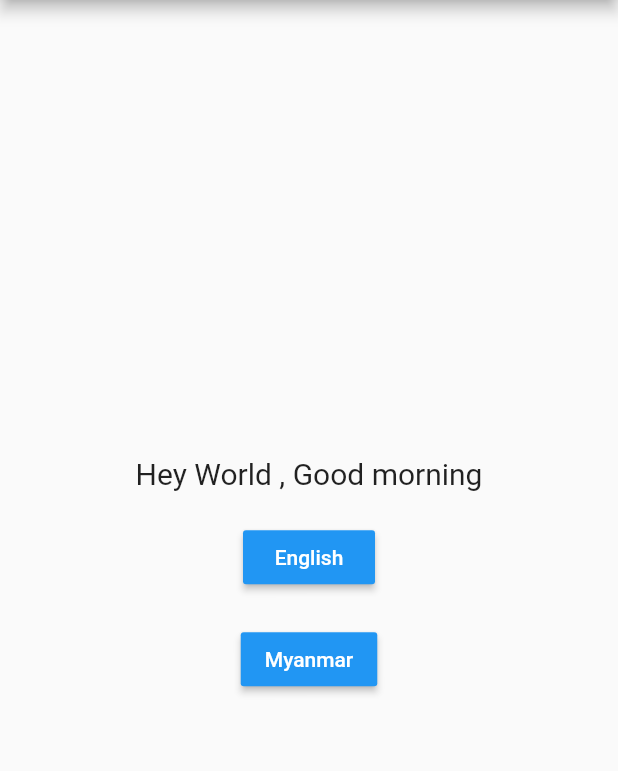
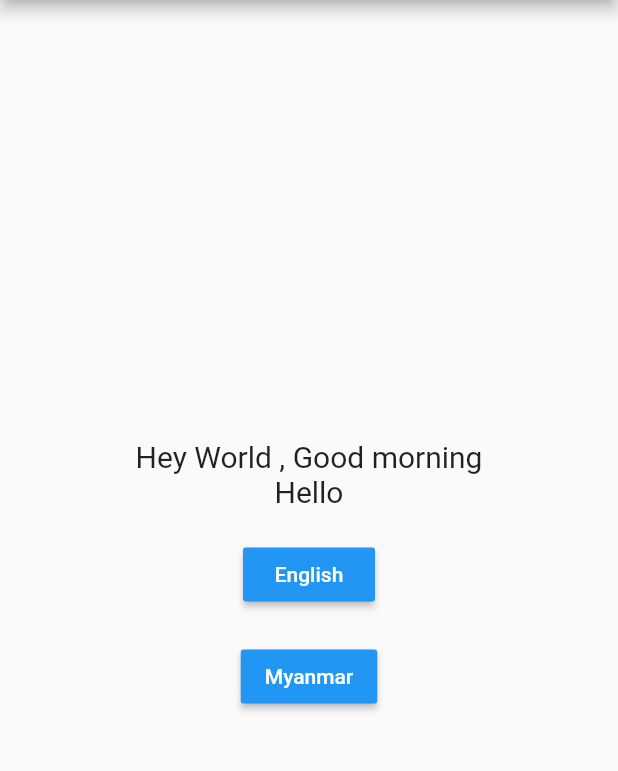
Before and after one commit to yayyar/test_flutter, a Flutter app: the screen it shows after launch, on a phone screen of 412 x 824 dp, the part 84-855 px from its top. Run offline on Flutter 3.47's test engine with Material 2 defaults, Android fonts, the phone set to English and light mode, and no system bars; our stand-ins replace cached_network_image, device_preview, fl_chart, flutter_local_notifications, flutter_slidable, google_fonts and 5 more; accounts and stored records are empty.

Commit message:
add new text and command

```diff
--- a/change_language/lib/l10n/intl_en.arb
+++ b/change_language/lib/l10n/intl_en.arb
@@ -11,5 +11,11 @@
     "description": "Good morning everybody ",
     "type": "text",
     "placeholders": {}
+  },
+  "sayHello": "Hello",
+  "@sayHello": {
+    "description": "Hello everybody ",
+    "type": "text",
+    "placeholders": {}
   }
 }
--- a/change_language/lib/l10n/intl_messages.arb
+++ b/change_language/lib/l10n/intl_messages.arb
@@ -1,5 +1,5 @@
 {
-  "@@last_modified": "2020-10-08T13:39:56.580299",
+  "@@last_modified": "2020-10-08T22:22:04.265790",
   "heyWorld": "Hey World",
   "@heyWorld": {
     "description": "Simple word for greeting ",
@@ -11,5 +11,11 @@
     "description": "Good morning everybody ",
     "type": "text",
     "placeholders": {}
+  },
+  "sayHello": "Hello",
+  "@sayHello": {
+    "description": "Hello everybody ",
+    "type": "text",
+    "placeholders": {}
   }
 }
--- a/change_language/lib/l10n/intl_mm.arb
+++ b/change_language/lib/l10n/intl_mm.arb
@@ -11,5 +11,11 @@
     "description": "အားလုံးမင်္ဂလာပါ",
     "type": "text",
     "placeholders": {}
+  },
+  "sayHello": "ဟယ်လို",
+  "@sayHello": {
+    "description": "အားလုံးပဲမင်္ဂလာပါ ",
+    "type": "text",
+    "placeholders": {}
   }
 }
--- a/change_language/lib/l10n/messages_en.dart
+++ b/change_language/lib/l10n/messages_en.dart
@@ -22,6 +22,7 @@ class MessageLookup extends MessageLookupByLibrary {
   final messages = _notInlinedMessages(_notInlinedMessages);
   static _notInlinedMessages(_) => <String, Function> {
     "goodMorning" : MessageLookupByLibrary.simpleMessage("Good morning"),
-    "heyWorld" : MessageLookupByLibrary.simpleMessage("Hey World")
+    "heyWorld" : MessageLookupByLibrary.simpleMessage("Hey World"),
+    "sayHello" : MessageLookupByLibrary.simpleMessage("Hello")
   };
 }
--- a/change_language/lib/l10n/messages_messages.dart
+++ b/change_language/lib/l10n/messages_messages.dart
@@ -22,6 +22,7 @@ class MessageLookup extends MessageLookupByLibrary {
   final messages = _notInlinedMessages(_notInlinedMessages);
   static _notInlinedMessages(_) => <String, Function> {
     "goodMorning" : MessageLookupByLibrary.simpleMessage("Good morning"),
-    "heyWorld" : MessageLookupByLibrary.simpleMessage("Hey World")
+    "heyWorld" : MessageLookupByLibrary.simpleMessage("Hey World"),
+    "sayHello" : MessageLookupByLibrary.simpleMessage("Hello")
   };
 }
--- a/change_language/lib/l10n/messages_mm.dart
+++ b/change_language/lib/l10n/messages_mm.dart
@@ -22,6 +22,7 @@ class MessageLookup extends MessageLookupByLibrary {
   final messages = _notInlinedMessages(_notInlinedMessages);
   static _notInlinedMessages(_) => <String, Function> {
     "goodMorning" : MessageLookupByLibrary.simpleMessage("မင်္ဂလာနံနက်ခင်းပါ"),
-    "heyWorld" : MessageLookupByLibrary.simpleMessage("ဟေးကမ္ဘာ")
+    "heyWorld" : MessageLookupByLibrary.simpleMessage("ဟေးကမ္ဘာ"),
+    "sayHello" : MessageLookupByLibrary.simpleMessage("ဟယ်လို")
   };
 }
--- a/change_language/lib/locale/app_localization.dart
+++ b/change_language/lib/locale/app_localization.dart
@@ -33,6 +33,14 @@ class AppLocalization {
       desc: 'Good morning everybody ',
     );
   }
+
+  String get sayHello {
+    return Intl.message(
+      'Hello',
+      name: 'sayHello',
+      desc: 'Hello everybody ',
+    );
+  }
 }
 
 class AppLocalizationDelegate extends LocalizationsDelegate<AppLocalization>{
--- a/change_language/lib/main.dart
+++ b/change_language/lib/main.dart
@@ -59,6 +59,12 @@ class _MyHomePageState extends State<MyHomePage> {
                 fontSize: 20,
               ),
             ),
+            Text(
+              '${AppLocalization.of(context).sayHello}',
+              style: TextStyle(
+                fontSize: 20,
+              ),
+            ),
             SizedBox(
               height: 20,
             ),
```
Also changed, not shown: change_language/lib/generated/intl/messages_en.dart, change_language/lib/generated/intl/messages_messages.dart, change_language/lib/generated/intl/messages_mm.dart, change_language/lib/generated/l10n.dart, 1 other file.
